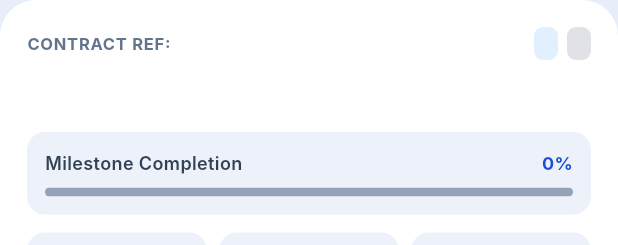
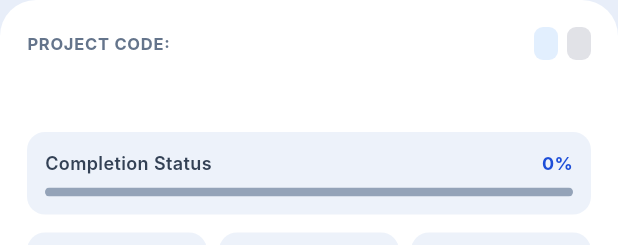
Before and after one commit to ChawerKamanga/pmes_mobile, a Flutter app: the AssignedProjectCard widget shown alone on an empty page, opened directly with empty values, on a phone screen of 412 x 824 dp. Shown: the top 245 px of the screen. Run offline on Flutter 3.47's test engine with Material 3 defaults, Android fonts, the phone set to English and light mode, and no system bars; our stand-ins replace flutter_map, geocoding, geolocator, go_router, internet_connection_checker_plus, latlong2 and 2 more; accounts and stored records are empty; Roboto replaces fonts that are missing (Inter).

Commit message:
feat: added map for the locations here

```diff
--- a/lib/core/constants/api_constants.dart
+++ b/lib/core/constants/api_constants.dart
@@ -2,7 +2,7 @@
 class ApiConstants {
   ApiConstants._();
 
-  static const String baseUrl = 'https://56a1-102-70-116-130.ngrok-free.app/api/v1';
+  static const String baseUrl = 'https://b518-105-234-181-178.ngrok-free.app/api/v1';
 
   static const String login = '$baseUrl/login';
 
--- a/lib/widgets/home/assigned_project_card.dart
+++ b/lib/widgets/home/assigned_project_card.dart
@@ -2,6 +2,7 @@ import 'package:flutter/material.dart';
 
 import '../../core/models/dashboard_overview.dart';
 import '../../core/theme/app_colors.dart';
+import 'project_map_banner.dart';
 
 class AssignedProjectCard extends StatelessWidget {
   const AssignedProjectCard({required this.project, super.key});
@@ -40,7 +41,7 @@ class AssignedProjectCard extends StatelessWidget {
             children: [
               Expanded(
                 child: Text(
-                  'CONTRACT REF: ${project.contractRef}',
+                  'PROJECT CODE: ${project.contractRef}',
                   style: const TextStyle(
                     fontSize: 11,
                     fontWeight: FontWeight.bold,
@@ -119,7 +120,7 @@ class AssignedProjectCard extends StatelessWidget {
             ],
           ),
           const SizedBox(height: 14),
-          _buildMapBanner(project.location),
+          ProjectMapBanner(location: project.location),
           const SizedBox(height: 14),
           Row(
             children: [
@@ -185,7 +186,7 @@ class AssignedProjectCard extends StatelessWidget {
             mainAxisAlignment: MainAxisAlignment.spaceBetween,
             children: [
               const Text(
-                'Milestone Completion',
+                'Completion Status',
                 style: TextStyle(
                   fontSize: 12,
                   fontWeight: FontWeight.w600,
@@ -250,82 +251,6 @@ class AssignedProjectCard extends StatelessWidget {
     );
   }
 
-  Widget _buildMapBanner(ProjectLocation location) {
-    final label = [
-      if (location.latitude.isNotEmpty && location.longitude.isNotEmpty)
-        '${location.latitude}, ${location.longitude}',
-      location.name,
-    ].where((s) => s.isNotEmpty).join(' • ');
-
-    return ClipRRect(
-      borderRadius: BorderRadius.circular(16),
-      child: Container(
-        height: 100,
-        decoration: const BoxDecoration(color: AppColors.inputBackground),
-        child: Stack(
-          fit: StackFit.expand,
-          children: [
-            const Center(
-              child: Icon(
-                Icons.map_outlined,
-                size: 32,
-                color: AppColors.neutral,
-              ),
-            ),
-            Align(
-              alignment: Alignment.bottomCenter,
-              child: Container(
-                width: double.infinity,
-                padding: const EdgeInsets.symmetric(horizontal: 12, vertical: 8),
-                color: AppColors.primaryLight,
-                child: Row(
-                  children: [
-                    const Icon(
-                      Icons.location_on_outlined,
-                      color: AppColors.card,
-                      size: 16,
-                    ),
-                    const SizedBox(width: 6),
-                    Expanded(
-                      child: Text(
-                        label,
-                        style: const TextStyle(
-                          color: AppColors.card,
-                          fontSize: 11,
-                          fontWeight: FontWeight.w500,
-                        ),
-                        overflow: TextOverflow.ellipsis,
-                      ),
-                    ),
-                    if (location.accuracy != null)
-                      Container(
-                        padding: const EdgeInsets.symmetric(
-                          horizontal: 6,
-                          vertical: 2,
-                        ),
-                        decoration: BoxDecoration(
-                          color: AppColors.secondaryLight.withValues(alpha: 0.2),
-                          borderRadius: BorderRadius.circular(4),
-                        ),
-                        child: Text(
-                          '±${location.accuracy}m Fixed',
-                          style: const TextStyle(
-                            color: AppColors.secondaryLight,
-                            fontSize: 10,
-                            fontWeight: FontWeight.bold,
-                          ),
-                        ),
-                      ),
-                  ],
-                ),
-              ),
-            ),
-          ],
-        ),
-      ),
-    );
-  }
-
   ButtonStyle _buttonStyle(Color backgroundColor) {
     return ElevatedButton.styleFrom(
       backgroundColor: backgroundColor,
--- /dev/null
+++ b/lib/widgets/home/project_map_banner.dart
@@ -0,0 +1,136 @@
+import 'package:flutter/material.dart';
+import 'package:flutter_map/flutter_map.dart';
+import 'package:latlong2/latlong.dart';
+
+import '../../core/models/dashboard_overview.dart';
+import '../../core/theme/app_colors.dart';
+
+class ProjectMapBanner extends StatelessWidget {
+  const ProjectMapBanner({required this.location, super.key});
+
+  final ProjectLocation location;
+
+  LatLng? get _coordinates {
+    final latitude = double.tryParse(location.latitude);
+    final longitude = double.tryParse(location.longitude);
+    if (latitude == null || longitude == null) return null;
+    return LatLng(latitude, longitude);
+  }
+
+  @override
+  Widget build(BuildContext context) {
+    final coordinates = _coordinates;
+    final label = [
+      if (location.latitude.isNotEmpty && location.longitude.isNotEmpty)
+        '${location.latitude}, ${location.longitude}',
+      location.name,
+    ].where((value) => value.isNotEmpty).join(' • ');
+
+    return ClipRRect(
+      borderRadius: BorderRadius.circular(16),
+      child: Container(
+        height: 100,
+        decoration: const BoxDecoration(color: AppColors.inputBackground),
+        child: Stack(
+          fit: StackFit.expand,
+          children: [
+            if (coordinates != null)
+              IgnorePointer(
+                child: FlutterMap(
+                  options: MapOptions(
+                    initialCenter: coordinates,
+                    initialZoom: 15,
+                    interactionOptions: const InteractionOptions(
+                      flags: InteractiveFlag.none,
+                    ),
+                  ),
+                  children: [
+                    TileLayer(
+                      urlTemplate:
+                          'https://tile.openstreetmap.org/{z}/{x}/{y}.png',
+                      userAgentPackageName: 'com.example.pmes_mobile',
+                    ),
+                    MarkerLayer(
+                      markers: [
+                        Marker(
+                          point: coordinates,
+                          width: 34,
+                          height: 34,
+                          child: const Icon(
+                            Icons.location_on,
+                            color: AppColors.secondary,
+                            size: 30,
+                          ),
+                        ),
+                      ],
+                    ),
+                  ],
+                ),
+              )
+            else
+              const Center(
+                child: Icon(
+                  Icons.map_outlined,
+                  size: 32,
+                  color: AppColors.neutral,
+                ),
+              ),
+            Align(
+              alignment: Alignment.bottomCenter,
+              child: Container(
+                width: double.infinity,
+                padding: const EdgeInsets.symmetric(
+                  horizontal: 12,
+                  vertical: 8,
+                ),
+                color: AppColors.primaryLight,
+                child: Row(
+                  children: [
+                    const Icon(
+                      Icons.location_on_outlined,
+                      color: AppColors.card,
+                      size: 16,
+                    ),
+                    const SizedBox(width: 6),
+                    Expanded(
+                      child: Text(
+                        label,
+                        style: const TextStyle(
+                          color: AppColors.card,
+                          fontSize: 11,
+                          fontWeight: FontWeight.w500,
+                        ),
+                        overflow: TextOverflow.ellipsis,
+                      ),
+                    ),
+                    if (location.accuracy != null)
+                      Container(
+                        padding: const EdgeInsets.symmetric(
+                          horizontal: 6,
+                          vertical: 2,
+                        ),
+                        decoration: BoxDecoration(
+                          color: AppColors.secondaryLight.withValues(
+                            alpha: 0.2,
+                          ),
+                          borderRadius: BorderRadius.circular(4),
+                        ),
+                        child: Text(
+                          '±${location.accuracy}m Fixed',
+                          style: const TextStyle(
+                            color: AppColors.secondaryLight,
+                            fontSize: 10,
+                            fontWeight: FontWeight.bold,
+                          ),
+                        ),
+                      ),
+                  ],
+                ),
+              ),
+            ),
+          ],
+        ),
+      ),
+    );
+  }
+}
```
Also changed, not shown: pubspec.yaml (+4 -66 lines), pubspec.lock, 2 other files.
